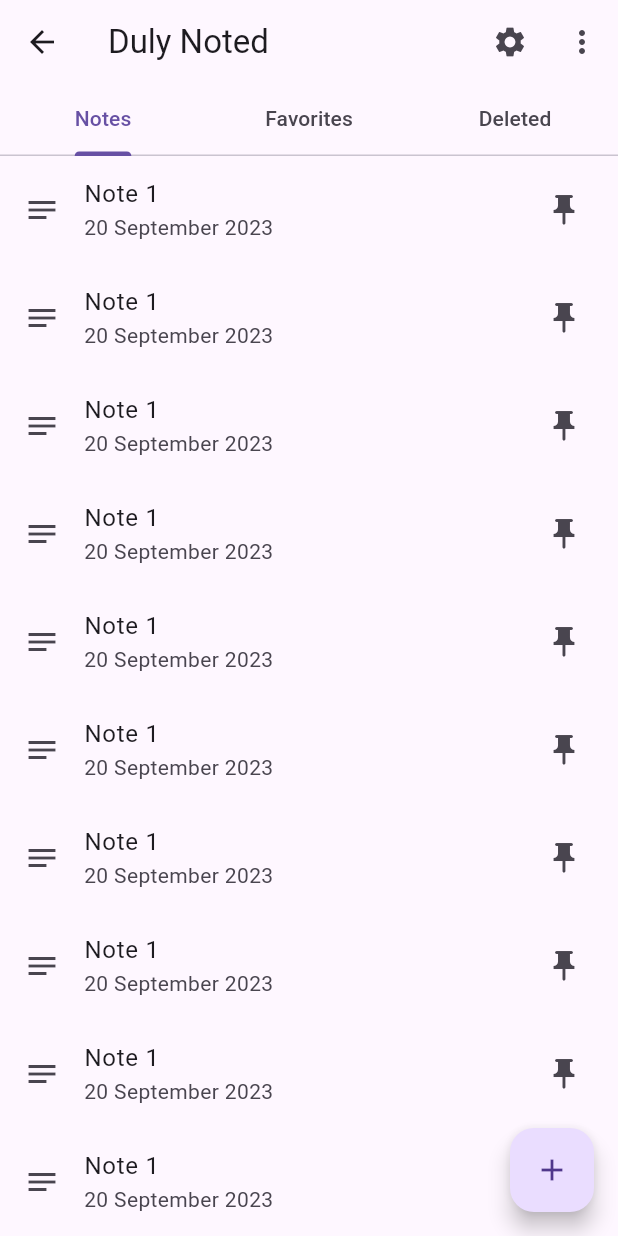
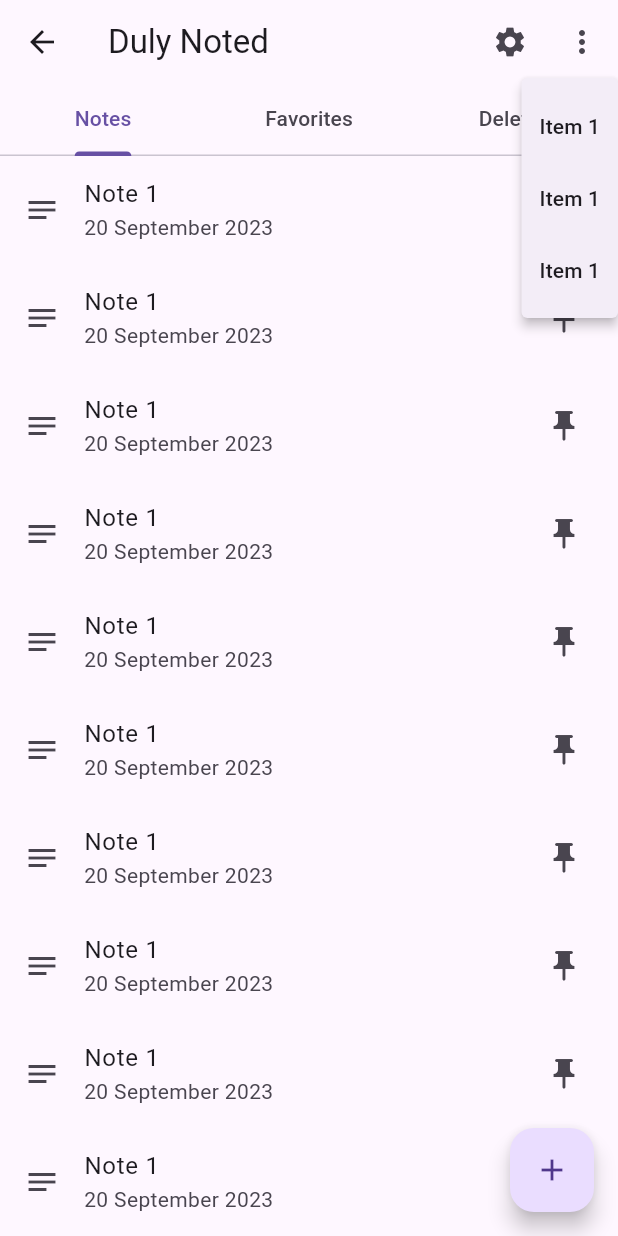
Before and after one commit to rexarvind/flutter-test, a Flutter app: the NotesHomePage screen opened by its route, after a tap on the "more vert" icon, on a phone screen of 412 x 824 dp. Run offline on Flutter 3.47's test engine with Material 2 defaults, Android fonts, the phone set to English and light mode, and no system bars; our stand-ins replace flutter_riverpod, flutter_secure_storage, shared_preferences; accounts and stored records are empty; network calls fail.

Commit message:
add menuAnchor button

```diff
--- a/lib/notes/notes_home_page.dart
+++ b/lib/notes/notes_home_page.dart
@@ -253,17 +253,41 @@
                   floating: true,
                   actions: [
                     IconButton(
-                        onPressed: () {
-                          Navigator.restorablePushNamed(
-                              context, SettingsPage.routeName);
-                        },
-                        icon: const Icon(Icons.settings)),
-                    IconButton(
-                      onPressed: () {},
-                      icon: const Icon(Icons.more_vert),
-                    )
+                      tooltip: 'Settings',
+                      onPressed: () {
+                        Navigator.restorablePushNamed(
+                            context, SettingsPage.routeName);
+                      },
+                      icon: const Icon(Icons.settings),
+                    ),
+                    MenuAnchor(
+                      builder: (BuildContext context, MenuController controller,
+                          Widget? child) {
+                        return IconButton(
+                          onPressed: () {
+                            if (controller.isOpen) {
+                              controller.close();
+                            } else {
+                              controller.open();
+                            }
+                          },
+                          icon: const Icon(Icons.more_vert),
+                          tooltip: 'Menu',
+                        );
+                      },
+                      menuChildren: List<MenuItemButton>.generate(
+                        3,
+                        (int index) => MenuItemButton(
+                          onPressed: () {
+                            // setState(() => selectedMenu = SampleItem.values[index]),
+                          },
+                          child: const Text('Item 1'),
+                        ),
+                      ),
+                    ),
                   ],
                   bottom: TabBar(
+                    isScrollable: false,
                     controller: _tabController,
                     tabs: const [
                       Tab(text: 'Notes'),
```
Also changed, not shown: lib/main.dart (+7 -5 lines).
